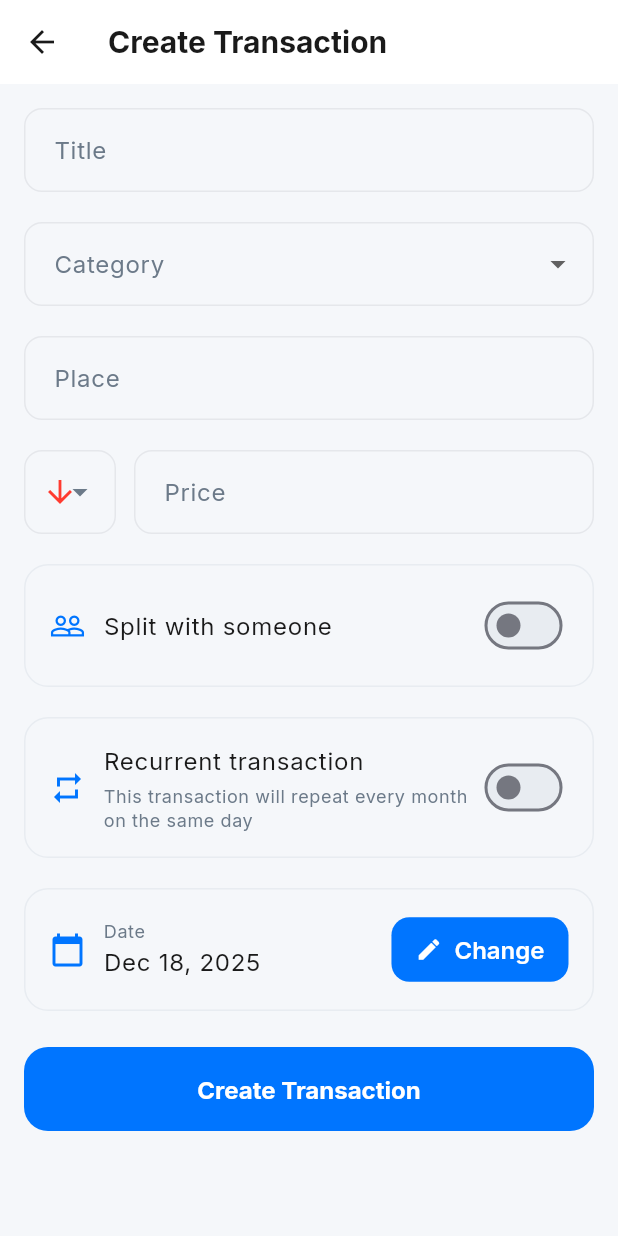
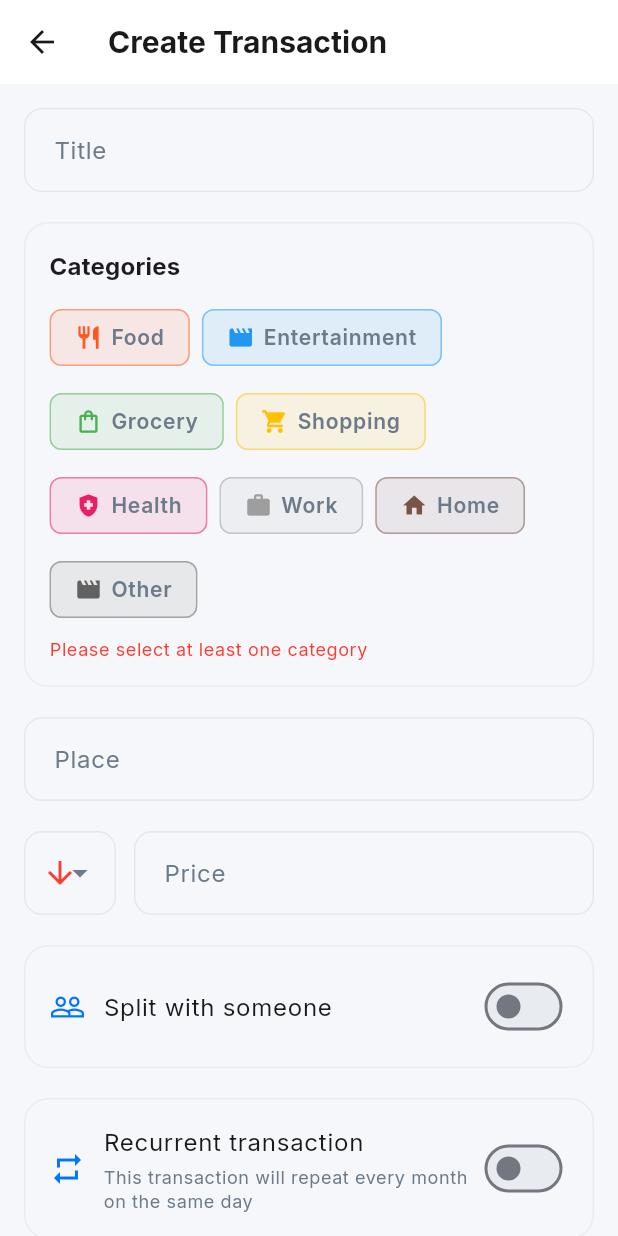
Before and after one commit to ieCecchetti/YesISpend, a Flutter app: the screen it shows after launch, scrolled down 476 dp, after a tap on the "add" icon, on a phone screen of 412 x 824 dp. Run offline on Flutter 3.47's test engine with Material 3 defaults, Android fonts, the phone set to English and light mode, and no system bars; our stand-ins replace fl_chart, flutter_colorpicker, flutter_riverpod, google_fonts, smooth_page_indicator, sqflite and 1 more; accounts and stored records are empty.

Commit message:
feat(main): multi category and icons for the recurrent

```diff
--- a/lib/db/db_handler.dart
+++ b/lib/db/db_handler.dart
@@ -22,7 +22,7 @@ class DatabaseHelper {
 
     return await openDatabase(
       path,
-      version: 2,
+      version: 3,
       onCreate: _createDB,
       onUpgrade: _onUpgrade,
     );
@@ -39,6 +39,35 @@ class DatabaseHelper {
       ''');
       print('Upgraded database to version 2: added recurrent fields');
     }
+    if (oldVersion < 3) {
+      // Create transaction_categories join table
+      await db.execute('''
+        CREATE TABLE IF NOT EXISTS transaction_categories (
+          transaction_id TEXT NOT NULL,
+          category_id TEXT NOT NULL,
+          PRIMARY KEY (transaction_id, category_id),
+          FOREIGN KEY (transaction_id) REFERENCES financial_record (id) ON DELETE CASCADE,
+          FOREIGN KEY (category_id) REFERENCES transaction_category (id) ON DELETE CASCADE
+        )
+      ''');
+      print('Created transaction_categories table');
+
+      // Migrate existing category_id data to transaction_categories
+      final transactions = await db.query('financial_record');
+      final batch = db.batch();
+      for (var transaction in transactions) {
+        final transactionId = transaction['id'] as String;
+        final categoryId = transaction['category_id'] as String?;
+        if (categoryId != null && categoryId.isNotEmpty) {
+          batch.insert('transaction_categories', {
+            'transaction_id': transactionId,
+            'category_id': categoryId,
+          });
+        }
+      }
+      await batch.commit(noResult: true);
+      print('Migrated existing category data to transaction_categories');
+    }
   }
 
   Future<void> _createDB(Database db, int version) async {
@@ -53,22 +82,33 @@ class DatabaseHelper {
     ''');
     print('Created transaction_category table');
 
-    // Create financial_record table
+    // Create financial_record table (without category_id foreign key)
     await db.execute('''
       CREATE TABLE financial_record (
         id TEXT PRIMARY KEY,
         title TEXT NOT NULL,
-        category_id TEXT NOT NULL,
         place TEXT NOT NULL,
         price REAL NOT NULL,
         date TEXT NOT NULL,
         splittedInfo TEXT,
         recurrent INTEGER NOT NULL DEFAULT 0,
-        originalRecurrentId TEXT,
+        originalRecurrentId TEXT
+      )
+    ''');
+    print('Created financial_record table');
+
+    // Create transaction_categories join table
+    await db.execute('''
+      CREATE TABLE transaction_categories (
+        transaction_id TEXT NOT NULL,
+        category_id TEXT NOT NULL,
+        PRIMARY KEY (transaction_id, category_id),
+        FOREIGN KEY (transaction_id) REFERENCES financial_record (id) ON DELETE CASCADE,
         FOREIGN KEY (category_id) REFERENCES transaction_category (id) ON DELETE CASCADE
       )
     ''');
-    print('Created financial_record table');
+    print('Created transaction_categories table');
+
     _insertDefaultCategories(db);
   }
 
@@ -89,8 +129,6 @@ class DatabaseHelper {
 
   // Delete all records and drop the database
   Future<void> deleteAll() async {
-    final db = await instance.database;
-
     // Delete the database file, effectively dropping all tables
     final dbPath = await getDatabasesPath();
     final path = join(dbPath, 'monthly_count.db');
@@ -125,4 +163,44 @@ class DatabaseHelper {
     final db = await instance.database;
     db.close();
   }
+
+  // Get category IDs for a transaction
+  Future<List<String>> getTransactionCategories(String transactionId) async {
+    final db = await instance.database;
+    final results = await db.query(
+      'transaction_categories',
+      columns: ['category_id'],
+      where: 'transaction_id = ?',
+      whereArgs: [transactionId],
+    );
+    return results.map((row) => row['category_id'] as String).toList();
+  }
+
+  // Set categories for a transaction (replaces existing)
+  Future<void> setTransactionCategories(
+      String transactionId, List<String> categoryIds) async {
+    final db = await instance.database;
+    final batch = db.batch();
+
+    // Delete existing categories
+    batch.delete('transaction_categories',
+        where: 'transaction_id = ?', whereArgs: [transactionId]);
+
+    // Insert new categories
+    for (var categoryId in categoryIds) {
+      batch.insert('transaction_categories', {
+        'transaction_id': transactionId,
+        'category_id': categoryId,
+      });
+    }
+
+    await batch.commit(noResult: true);
+  }
+
+  // Delete all categories for a transaction
+  Future<void> deleteTransactionCategories(String transactionId) async {
+    final db = await instance.database;
+    await db.delete('transaction_categories',
+        where: 'transaction_id = ?', whereArgs: [transactionId]);
+  }
 }
--- a/lib/main.dart
+++ b/lib/main.dart
@@ -5,12 +5,14 @@ import 'package:flutter/services.dart';
 
 import 'package:monthly_count/screens/opening_screen.dart';
 
+const primaryBlue = Color(0xFF0075FF);
+
 final theme = ThemeData(
   useMaterial3: true,
   colorScheme: ColorScheme.fromSeed(
-    seedColor: const Color(0xFF0075FF), // Vibrant Revolut-style blue
+    seedColor: primaryBlue, // Vibrant Revolut-style blue
     brightness: Brightness.light,
-    primary: const Color(0xFF0075FF), // Vibrant blue - Revolut style
+    primary: primaryBlue, // Vibrant blue - Revolut style
     secondary: const Color(0xFF00D4AA), // Vibrant teal/green
     tertiary: const Color(0xFFFF6B6B), // Vibrant coral/red
     error: const Color(0xFFFF3B30), // Bright red
@@ -69,7 +71,7 @@ final theme = ThemeData(
   ),
   elevatedButtonTheme: ElevatedButtonThemeData(
     style: ElevatedButton.styleFrom(
-      backgroundColor: const Color(0xFF0075FF),
+      backgroundColor: primaryBlue,
       foregroundColor: Colors.white,
       elevation: 0,
       padding: const EdgeInsets.symmetric(horizontal: 24, vertical: 16),
@@ -83,7 +85,7 @@ final theme = ThemeData(
     ),
   ),
   floatingActionButtonTheme: FloatingActionButtonThemeData(
-    backgroundColor: const Color(0xFF0075FF),
+    backgroundColor: primaryBlue,
     foregroundColor: Colors.white,
     elevation: 4,
     shape: RoundedRectangleBorder(
@@ -103,7 +105,7 @@ final theme = ThemeData(
     ),
     focusedBorder: OutlineInputBorder(
       borderRadius: BorderRadius.circular(12),
-      borderSide: const BorderSide(color: Color(0xFF0075FF), width: 2),
+      borderSide: const BorderSide(color: primaryBlue, width: 2),
     ),
     errorBorder: OutlineInputBorder(
       borderRadius: BorderRadius.circular(12),
@@ -127,16 +129,18 @@ final theme = ThemeData(
     ),
   ),
   bottomNavigationBarTheme: BottomNavigationBarThemeData(
-    backgroundColor: Colors.white,
-    selectedItemColor: const Color(0xFF0075FF),
-    unselectedItemColor: const Color(0xFF9CA3AF),
+    backgroundColor: primaryBlue, // Primary blue background
+    selectedItemColor: Colors.white,
+    unselectedItemColor: Colors.white.withOpacity(0.7),
     selectedLabelStyle: GoogleFonts.inter(
       fontSize: 12,
       fontWeight: FontWeight.w600,
+      color: Colors.white,
     ),
     unselectedLabelStyle: GoogleFonts.inter(
       fontSize: 12,
       fontWeight: FontWeight.normal,
+      color: Colors.white.withOpacity(0.7),
     ),
     type: BottomNavigationBarType.fixed,
     elevation: 8,
--- a/lib/models/transaction.dart
+++ b/lib/models/transaction.dart
@@ -4,7 +4,7 @@ import 'dart:convert';
 class Transaction {
   String id;
   String title;
-  String category_id;
+  List<String> category_ids;
   String place;
   double price;
   DateTime date;
@@ -15,7 +15,7 @@ class Transaction {
   Transaction({
     required this.id,
     required this.title,
-    required this.category_id,
+    required this.category_ids,
     required this.place,
     required this.price,
     required this.date,
@@ -26,7 +26,7 @@ class Transaction {
 
   @override
   String toString() {
-    return 'Transaction{id: $id, title: $title, category_id: $category_id, place: $place, price: $price, date: $date, splittedInfo: $splitInfo}';
+    return 'Transaction{id: $id, title: $title, category_ids: $category_ids, place: $place, price: $price, date: $date, splittedInfo: $splitInfo}';
   }
 
   // Convert a Transaction into a Map
@@ -34,7 +34,6 @@ class Transaction {
     return {
       'id': id,
       'title': title,
-      'category_id': category_id,
       'place': place,
       'price': price,
       'date': date.toIso8601String(),
@@ -49,7 +48,7 @@ class Transaction {
     return Transaction(
       id: map['id'] as String,
       title: map['title'] as String,
-      category_id: map['category_id'] as String,
+      category_ids: [], // Will be populated from transaction_categories table
       place: map['place'] as String,
       price: map['price'] as double,
       date: DateTime.parse(map['date'] as String),
@@ -64,4 +63,7 @@ class Transaction {
     );
   }
 
+  // Helper method for backward compatibility (returns first category or empty string)
+  String get category_id => category_ids.isNotEmpty ? category_ids.first : '';
+
 }
--- a/lib/providers/transactions_provider.dart
+++ b/lib/providers/transactions_provider.dart
@@ -14,8 +14,16 @@ class TransactionsNotifier extends StateNotifier<List<Transaction>> {
   Future<void> _initializeTransactions() async {
     try {
       final transactionData = await _dbHelper.queryAll('financial_record');
-      final transactions =
-          transactionData.map((e) => Transaction.fromMap(e)).toList();
+      final transactions = <Transaction>[];
+
+      for (var transactionMap in transactionData) {
+        final transaction = Transaction.fromMap(transactionMap);
+        // Load categories from join table
+        final categoryIds = await _dbHelper.getTransactionCategories(transaction.id);
+        transaction.category_ids = categoryIds;
+        transactions.add(transaction);
+      }
+
       state = transactions;
       // Check and create recurrent transactions
       _checkAndCreateRecurrentTransactions(transactions);
@@ -50,7 +58,7 @@ class TransactionsNotifier extends StateNotifier<List<Transaction>> {
           final newTx = Transaction(
             id: '${recurrentTx.id}_${currentDate.millisecondsSinceEpoch}',
             title: recurrentTx.title,
-            category_id: recurrentTx.category_id,
+            category_ids: List.from(recurrentTx.category_ids),
             place: recurrentTx.place,
             price: recurrentTx.price,
             date: currentDate,
@@ -59,6 +67,7 @@ class TransactionsNotifier extends StateNotifier<List<Transaction>> {
             originalRecurrentId: recurrentTx.id,
           );
           await _dbHelper.insert('financial_record', newTx.toMap());
+          await _dbHelper.setTransactionCategories(newTx.id, newTx.category_ids);
           state = [...state, newTx];
         }
       }
@@ -88,6 +97,8 @@ class TransactionsNotifier extends StateNotifier<List<Transaction>> {
   void addTransaction(Transaction transaction) async {
     // Insert into the database
     await _dbHelper.insert('financial_record', transaction.toMap());
+    // Insert categories into join table
+    await _dbHelper.setTransactionCategories(transaction.id, transaction.category_ids);
     state = [...state, transaction];
     // Check if we need to create recurrent transactions
     _checkAndCreateRecurrentTransactions(state);
@@ -95,7 +106,7 @@ class TransactionsNotifier extends StateNotifier<List<Transaction>> {
 
   // Remove a transaction
   void removeTransaction(Transaction transaction) async {
-    // Remove from the database
+    // Remove from the database (cascade will delete from transaction_categories)
     await _dbHelper.delete('financial_record', transaction.id);
     state = state.where((element) => element.id != transaction.id).toList();
   }
@@ -104,6 +115,8 @@ class TransactionsNotifier extends StateNotifier<List<Transaction>> {
   void updateTransaction(Transaction transaction) async {
     // Update the transaction in the database
     await _dbHelper.update('financial_record', transaction.toMap());
+    // Update categories in join table
+    await _dbHelper.setTransactionCategories(transaction.id, transaction.category_ids);
     // Update the transaction in the state
     state = state.map((item) => item.id == transaction.id ? transaction : item).toList();
   }
--- a/lib/screens/category_screen.dart
+++ b/lib/screens/category_screen.dart
@@ -100,7 +100,7 @@ class _CategoryDisplayScreenState extends ConsumerState<CategoryDisplayScreen> {
           itemBuilder: (context, index) {
             final category = categoriesList[index];
                   final transactionCount = allTransactions
-                      .where((t) => t.category_id == category.id)
+                      .where((t) => t.category_ids.contains(category.id))
                       .length;
             return GestureDetector(
                     onTap: isDeletionMode
--- a/lib/screens/create_transaction_screen.dart
+++ b/lib/screens/create_transaction_screen.dart
@@ -32,7 +32,7 @@ class _CreateTransactionScreenState
   final _placeController = TextEditingController();
   String _transactionType = '-';
   final _priceController = TextEditingController();
-  TransactionCategory? _selectedCategory;
+  List<TransactionCategory> _selectedCategories = [];
   DateTime _selectedDate = DateTime.now();
   // split controllers
   bool _isSplitWithSomeone = false;
@@ -55,13 +55,14 @@ class _CreateTransactionScreenState
       _transactionType = tx.price < 0 ? '-' : '+';
       _selectedDate = tx.date;
       try {
-        _selectedCategory = ref
-            .read(categoriesProvider)
-            .firstWhere((cat) => cat.id == tx.category_id);
+        final allCategories = ref.read(categoriesProvider);
+        _selectedCategories = allCategories
+            .where((cat) => tx.category_ids.contains(cat.id))
+            .toList();
       } catch (_) {
         // should never happen, but in case of a missing category
-        print('errors in category id');
-        _selectedCategory = null;
+        print('errors in category ids');
+        _selectedCategories = [];
       }
 
       if (tx.splitInfo != null) {
@@ -102,12 +103,12 @@ class _CreateTransactionScreenState
   }
 
   void _submitForm() {
-    if (_formKey.currentState!.validate() && _selectedCategory != null) {
+    if (_formKey.currentState!.validate() && _selectedCategories.isNotEmpty) {
       final transactionId = widget.transaction?.id ?? const Uuid().v4();
       final newTransaction = Transaction(
         id: transactionId,
         title: _titleController.text,
-        category_id: _selectedCategory!.id,
+        category_ids: _selectedCategories.map((cat) => cat.id).toList(),
         place: _placeController.text,
         price: !_isSplitWithSomeone
             ? getTransactionAmount(_transactionType, _priceController.text)
@@ -246,50 +247,84 @@ class _CreateTransactionScreenState
             ),
             const SizedBox(height: 20.0),
 
-            // Category Dropdown
-            DropdownButtonFormField<TransactionCategory>(
-              value: _selectedCategory,
-              items: categoryList
-                  .map(
-                    (category) => DropdownMenuItem(
-                      value: category,
-                      child: Row(
+            // Categories Selection
+            Container(
+              padding: const EdgeInsets.all(16.0),
+              decoration: BoxDecoration(
+                color: Theme.of(context).colorScheme.surface,
+                borderRadius: BorderRadius.circular(16),
+                border: Border.all(
+                  color: Theme.of(context).colorScheme.surfaceContainerHighest,
+                ),
+              ),
+              child: Column(
+                crossAxisAlignment: CrossAxisAlignment.start,
                 children: [
-                          Container(
-                            padding: const EdgeInsets.all(6),
-                            decoration: BoxDecoration(
-                              color: category.color.withOpacity(0.15),
-                              borderRadius: BorderRadius.circular(8),
+                  Text(
+                    'Categories',
+                    style: Theme.of(context).textTheme.titleMedium?.copyWith(
+                          fontWeight: FontWeight.bold,
                         ),
-                            child: Icon(category.icon,
-                                color: category.color, size: 20),
                   ),
-                          const SizedBox(width: 12),
+                  const SizedBox(height: 12),
+                  Wrap(
+                    spacing: 8.0,
+                    runSpacing: 8.0,
+                    children: categoryList.map((category) {
+                      final isSelected = _selectedCategories.contains(category);
+                      return FilterChip(
+                        selected: isSelected,
+                        label: Row(
+                          mainAxisSize: MainAxisSize.min,
+                          children: [
+                            Icon(
+                              category.icon,
+                              size: 18,
+                              color: isSelected
+                                  ? Colors.white
+                                  : category.color,
+                            ),
+                            const SizedBox(width: 6),
                             Text(category.title),
                           ],
                         ),
-                    ),
-                  )
-                  .toList(),
-              onChanged: _isReadOnly
+                        onSelected: _isReadOnly
                             ? null
-                  : (category) {
+                            : (bool selected) {
                                 setState(() {
-                  _selectedCategory = category;
+                                  if (selected) {
+                                    if (!_selectedCategories.contains(category)) {
+                                      _selectedCategories.add(category);
+                                    }
+                                  } else {
+                                    _selectedCategories.remove(category);
+                                  }
                                 });
                               },
-              decoration: InputDecoration(
-                labelText: 'Category',
-                border: OutlineInputBorder(
-                  borderRadius: BorderRadius.circular(16),
+                        selectedColor: category.color,
+                        checkmarkColor: Colors.white,
+                        backgroundColor: category.color.withOpacity(0.1),
+                        side: BorderSide(
+                          color: isSelected
+                              ? category.color
+                              : category.color.withOpacity(0.3),
+                          width: isSelected ? 2 : 1,
                         ),
-                filled: true,
-                fillColor: Theme.of(context).colorScheme.surface,
+                      );
+                    }).toList(),
                   ),
-              validator: (value) =>
-                  !_isReadOnly && value == null
-                  ? 'Please select a category'
-                  : null,
+                  if (!_isReadOnly && _selectedCategories.isEmpty)
+                    Padding(
+                      padding: const EdgeInsets.only(top: 8.0),
+                      child: Text(
+                        'Please select at least one category',
+                        style: Theme.of(context).textTheme.bodySmall?.copyWith(
+                              color: Theme.of(context).colorScheme.error,
+                            ),
+                      ),
+                    ),
+                ],
+              ),
             ),
             const SizedBox(height: 20.0),
 
--- a/lib/screens/main_screen.dart
+++ b/lib/screens/main_screen.dart
@@ -79,7 +79,7 @@ class _MainViewSampleState extends ConsumerState<MainViewScreen> {
           final previewTx = Transaction(
             id: '${recurrentTx.id}_preview_${nextDate.millisecondsSinceEpoch}',
             title: recurrentTx.title,
-            category_id: recurrentTx.category_id,
+            category_ids: List.from(recurrentTx.category_ids),
             place: recurrentTx.place,
             price: recurrentTx.price,
             date: nextDate,
@@ -114,7 +114,12 @@ class _MainViewSampleState extends ConsumerState<MainViewScreen> {
 
     return Scaffold(
       body: _screens[_selectedIndex],
-      bottomNavigationBar: BottomNavigationBar(
+      bottomNavigationBar: ClipRRect(
+        borderRadius: const BorderRadius.only(
+          topLeft: Radius.circular(20),
+          topRight: Radius.circular(20),
+        ),
+        child: BottomNavigationBar(
           currentIndex: _selectedIndex,
           onTap: _onItemTapped,
           items: const [
@@ -127,6 +132,7 @@ class _MainViewSampleState extends ConsumerState<MainViewScreen> {
               label: 'Analytics',
             ),
           ],
+        ),
       ),
       floatingActionButton: _selectedIndex == 0
           ? FloatingActionButton(
--- a/lib/screens/transaction_list_screen.dart
+++ b/lib/screens/transaction_list_screen.dart
@@ -291,7 +291,7 @@ List<Transaction> filterTransactions(
     var selectedCategories =
         filters[FilterStyle.categoryFilter] as List<String>;
     filteredTransactions = filteredTransactions
-        .where((element) => selectedCategories.contains(element.category_id))
+        .where((element) => element.category_ids.any((catId) => selectedCategories.contains(catId)))
         .toList();
   }
 
--- a/lib/widgets/cathegory_chart.dart
+++ b/lib/widgets/cathegory_chart.dart
@@ -25,11 +25,20 @@ class CategoryPieChart extends ConsumerWidget {
     final Map<TransactionCategory, double> categoryTotals = {};
     for (var transaction in validTransactions) {
       if (transaction.price < 0) {
-      categoryTotals.update(
-        categories.firstWhere((c) => c.id == transaction.category_id),
-        (value) => value + transaction.price.abs(),
-        ifAbsent: () => transaction.price.abs(),
-      );
+        // Distribute expense across all categories
+        final amountPerCategory = transaction.price.abs() / transaction.category_ids.length;
+        for (var categoryId in transaction.category_ids) {
+          try {
+            final category = categories.firstWhere((c) => c.id == categoryId);
+            categoryTotals.update(
+              category,
+              (value) => value + amountPerCategory,
+              ifAbsent: () => amountPerCategory,
+            );
+          } catch (_) {
+            // Category not found, skip
+          }
+        }
       }
     }
     // Add categories that do not exist in transactions with a total of 0
--- a/lib/widgets/day_cost_histogram.dart
+++ b/lib/widgets/day_cost_histogram.dart
@@ -49,12 +49,15 @@ class DayCostHistogram extends ConsumerWidget {
       if (transaction.price >= 0) continue; // Only expenses
 
       final day = transaction.date.day;
-      final categoryId = transaction.category_id;
       final amount = transaction.price.abs();
+      // Distribute amount across all categories
+      final amountPerCategory = amount / transaction.category_ids.length;
 
       dailyCategoryExpenses.putIfAbsent(day, () => {});
-      dailyCategoryExpenses[day]![categoryId] =
-          (dailyCategoryExpenses[day]![categoryId] ?? 0) + amount;
+      for (var categoryId in transaction.category_ids) {
+        dailyCategoryExpenses[day]![categoryId] =
+            (dailyCategoryExpenses[day]![categoryId] ?? 0) + amountPerCategory;
+      }
     }
 
     // Prepare chart data
@@ -239,7 +242,7 @@ class DayCostHistogram extends ConsumerWidget {
             spacing: 12,
             runSpacing: 8,
             children: categories.where((category) {
-              return transactions.any((transaction) => transaction.category_id == category.id);
+              return transactions.any((transaction) => transaction.category_ids.contains(category.id));
             }).map((category) {
               return Row(
               mainAxisSize: MainAxisSize.min,
--- a/lib/widgets/statistics_view.dart
+++ b/lib/widgets/statistics_view.dart
@@ -172,9 +172,12 @@ class _StatisticsViewState extends ConsumerState<StatisticsView> {
     final Map<String, double> categoryExpenses = {};
     for (var transaction in validTransactions) {
       if (transaction.price < 0) {
-        categoryExpenses[transaction.category_id] =
-            (categoryExpenses[transaction.category_id] ?? 0.0) +
-                transaction.price.abs();
+        // Distribute expense across all categories
+        final amountPerCategory = transaction.price.abs() / transaction.category_ids.length;
+        for (var categoryId in transaction.category_ids) {
+          categoryExpenses[categoryId] =
+              (categoryExpenses[categoryId] ?? 0.0) + amountPerCategory;
+        }
       }
     }
     String? mostExpensiveCategoryId;
```
Also changed, not shown: lib/data/dummy_data.dart (+32 -32 lines), lib/widgets/multi_category_icon.dart (added, +274 -0 lines), lib/widgets/transaction_item.dart (+15 -55 lines). Lines whose indentation alone changed are shown as unchanged.
